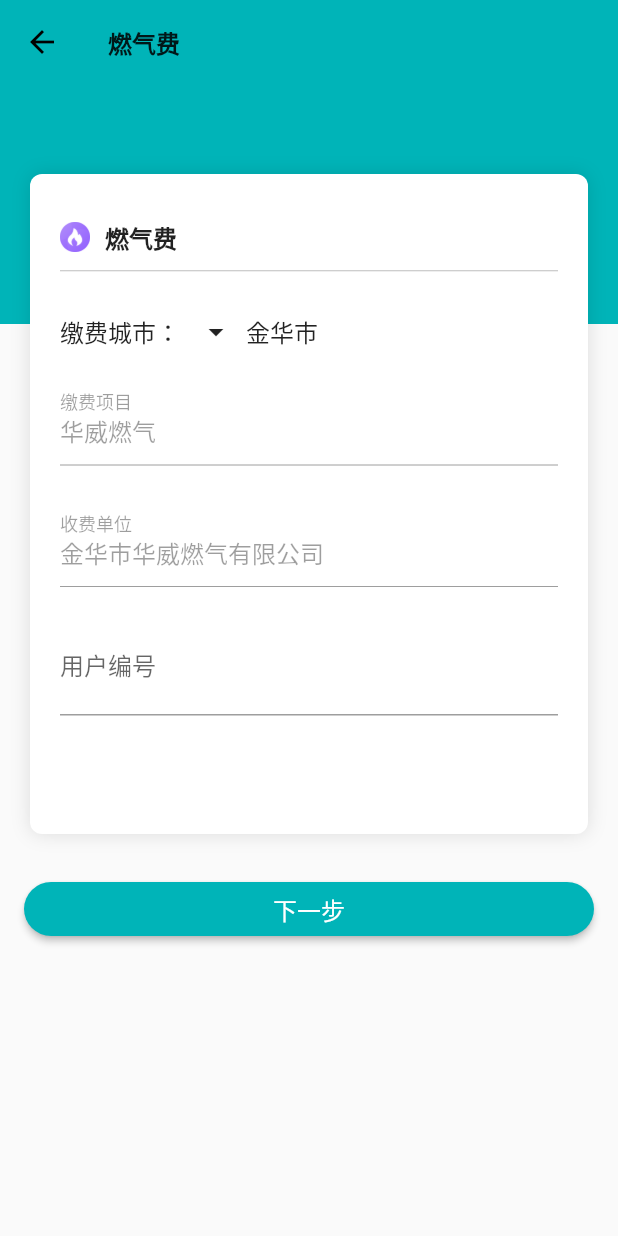
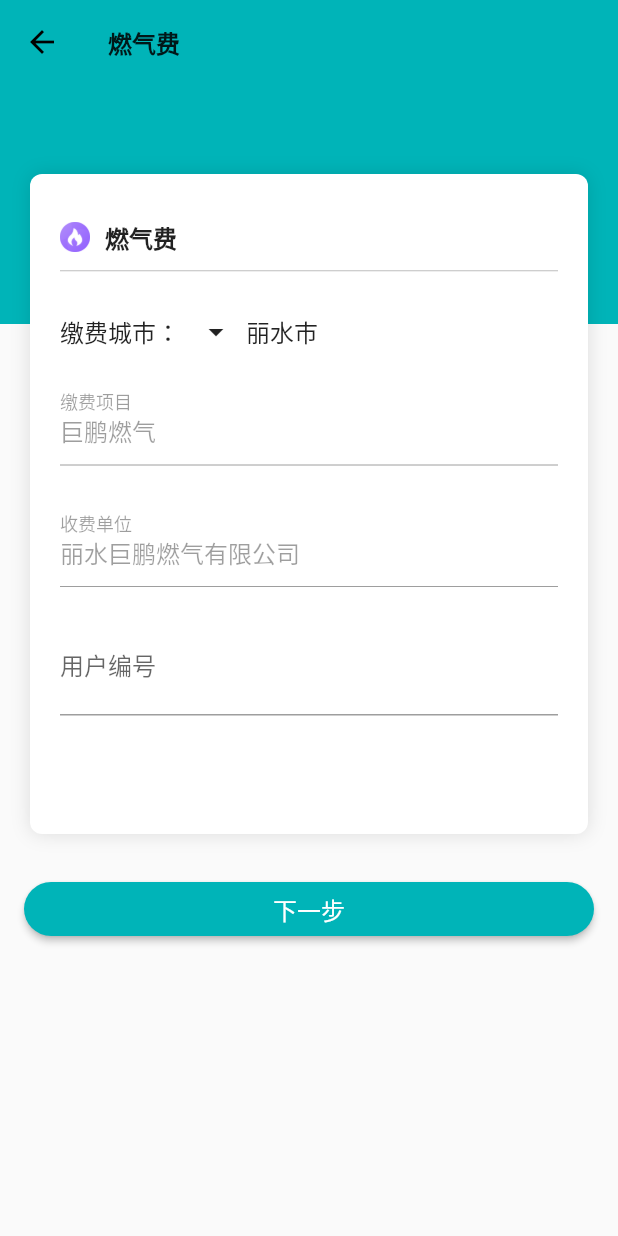
Before and after one commit to persilee/pay_cost, a Flutter app: the FuelGasPage screen opened directly, on a phone screen of 412 x 824 dp. Run offline on Flutter 3.47's test engine with Material 2 defaults, Android fonts, the phone set to English and light mode, and no system bars; our stand-ins replace azlistview, flutter_swiper, shared_preferences; missing offline and left inert: direct_select, easy_dialog, lpinyin; accounts and stored records are empty.

Commit message:
🐻 add jprq

```diff
--- a/lib/model/pay_list_model.dart
+++ b/lib/model/pay_list_model.dart
@@ -20,7 +20,7 @@
   PayListModel(
     type: '水费',
     doorNo: '14******425',
-    unit: '金华市自来水公司',
+    unit: '丽水市供排水有限责任公司',
     amount: '56.34',
     date: '2019-06-06 12:23:46',
     info: '缴费成功',
@@ -36,7 +36,7 @@
   PayListModel(
     type: '燃气费',
     doorNo: '14******425',
-    unit: '金华市华威燃气有限公司',
+    unit: '丽水巨鹏燃气有限公司',
     amount: '12.23',
     date: '2019-06-06 12:26:12',
     info: '缴费成功',
--- a/lib/pages/about_page.dart
+++ b/lib/pages/about_page.dart
@@ -35,7 +35,7 @@
                     padding: EdgeInsets.only(top: 10),
                   ),
                   Text(
-                    '华威缴费V1.0.2',
+                    '巨鹏燃气V1.0.2',
                     style: TextStyle(
                         color: Colors.black54,
                         fontSize: 16,
--- a/lib/pages/agreement_page.dart
+++ b/lib/pages/agreement_page.dart
@@ -24,7 +24,7 @@
               children: <Widget>[
                 Padding(padding: EdgeInsets.fromLTRB(0, 12, 0, 6)),
                 Center(
-                  child: Text('华威缴费APP用户隐私协议', style: TextStyle(fontSize: 18, fontWeight: FontWeight.bold, color: Colors.black87,),),
+                  child: Text('巨鹏燃气APP用户隐私协议', style: TextStyle(fontSize: 18, fontWeight: FontWeight.bold, color: Colors.black87,),),
                 ),
                 Padding(padding: EdgeInsets.fromLTRB(0, 12, 0, 2)),
                 Text('    本软件尊重并保护所有使用服务用户的个人隐私权。', style: TextStyle(fontSize: 16, color: Colors.black54),),
--- a/lib/pages/electricity_page.dart
+++ b/lib/pages/electricity_page.dart
@@ -14,7 +14,7 @@
   final registerFormKey = GlobalKey<FormState>();
   TextEditingController _paymentProjectController = TextEditingController();
   TextEditingController _payCostUnitController = TextEditingController();
-  String _selectCity = '金华市';
+  String _selectCity = '丽水市';
   bool _autoValidate = false;
   String _userId;
   bool _visible = true;
--- a/lib/pages/fuel_gas_page.dart
+++ b/lib/pages/fuel_gas_page.dart
@@ -13,7 +13,7 @@
   final registerFormKey = GlobalKey<FormState>();
   TextEditingController _paymentProjectController = TextEditingController();
   TextEditingController _payCostUnitController = TextEditingController();
-  String _selectCity = '金华市';
+  String _selectCity = '丽水市';
   bool _autoValidate = false;
   String _userId;
 
@@ -75,8 +75,8 @@
   @override
   void initState() {
     super.initState();
-    _paymentProjectController.text = '华威燃气';
-    _payCostUnitController.text = '金华市华威燃气有限公司';
+    _paymentProjectController.text = '巨鹏燃气';
+    _payCostUnitController.text = '丽水巨鹏燃气有限公司';
     _paymentProjectController.addListener(() {
       print(_paymentProjectController.value);
     });
@@ -184,13 +184,13 @@
                                               .then((value) {
                                             setState(() {
                                               _selectCity = (value == null
-                                                  ? '华威燃气'
+                                                  ? '巨鹏燃气'
                                                   : value.name);
-                                              if (_selectCity == '金华市') {
+                                              if (_selectCity == '丽水市') {
                                                 _payCostUnitController.text =
-                                                '金华市华威燃气有限公司';
+                                                '巨鹏燃气';
                                                 _paymentProjectController.text =
-                                                '深圳燃气集团股份有限公司';
+                                                '丽水巨鹏燃气有限公司';
                                               }else if (_selectCity == '深圳市') {
                                                 _payCostUnitController.text =
                                                     '深圳市燃气费';
--- a/lib/pages/login_page.dart
+++ b/lib/pages/login_page.dart
@@ -52,7 +52,7 @@
         _loading = !_loading;
         autoValidate = true;
       });
-      if(uName == 'HWUD201902469876' && uPwd == 'hwjf0016425') {
+      if(uName == 'JPRQ201902469876' && uPwd == 'jprq0016425') {
         _save();
         Navigator.of(context).push(MaterialPageRoute(builder: (context) => TabNavigator()));
       }else{
@@ -102,7 +102,7 @@
               children: <Widget>[
                 Center(
                   child: Text(
-                    '华威缴费',
+                    '巨鹏燃气',
                     style: TextStyle(fontSize: 24, color: Colors.black54),
                   ),
                 ),
--- a/lib/pages/my_page.dart
+++ b/lib/pages/my_page.dart
@@ -253,7 +253,7 @@
                               ),
                               Padding(padding: EdgeInsets.only(right: 10)),
                               Text(
-                                '关于华威缴费',
+                                '关于巨鹏燃气',
                                 style: TextStyle(
                                     fontSize: 16,
                                     color: Colors.black54,
--- a/lib/pages/water_page.dart
+++ b/lib/pages/water_page.dart
@@ -13,7 +13,7 @@
   final registerFormKey = GlobalKey<FormState>();
   TextEditingController _paymentProjectController = TextEditingController();
   TextEditingController _payCostUnitController = TextEditingController();
-  String _selectCity = '金华市';
+  String _selectCity = '丽水市';
   bool _autoValidate = false;
   String _userId;
 
@@ -75,8 +75,8 @@
   @override
   void initState() {
     super.initState();
-    _paymentProjectController.text = '金华市水费';
-    _payCostUnitController.text = '金华市自来水公司';
+    _paymentProjectController.text = '丽水市水费';
+    _payCostUnitController.text = '丽水市供排水有限责任公司';
     _paymentProjectController.addListener(() {
       print(_paymentProjectController.value);
     });
@@ -184,13 +184,13 @@
                                               .then((value) {
                                             setState(() {
                                               _selectCity = (value == null
-                                                  ? '金华市'
+                                                  ? '丽水市'
                                                   : value.name);
-                                              if (_selectCity == '金华市') {
+                                              if (_selectCity == '丽水市') {
                                                 _payCostUnitController.text =
-                                                    '金华市水费';
+                                                    '丽水市水费';
                                                 _paymentProjectController.text =
-                                                    '金华市自来水公司';
+                                                    '丽水市供排水有限责任公司';
                                               } else if (_selectCity == '深圳市') {
                                                 _payCostUnitController.text =
                                                     '深圳市水费';
```
Also changed, not shown: 3 other files.
